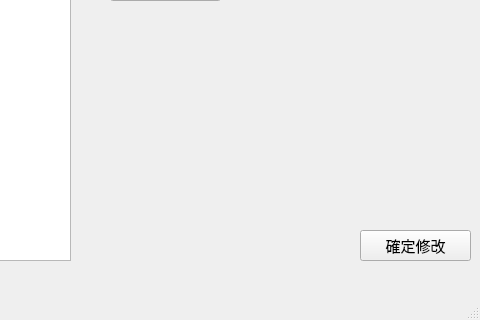
The window that dmod.ui (pystander/LiteraPy) describes before a commit, drawn with Qt 5; both pictures show x 320 to 800 and y 280 to 600 of the 800 by 600 pixel window.
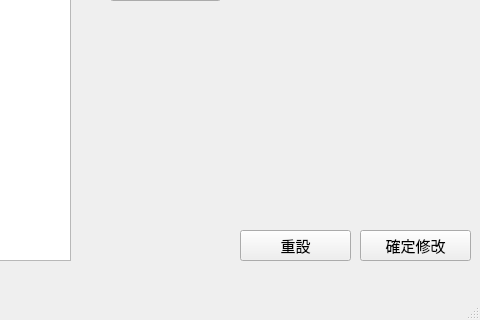
The same window after the commit.

```diff
--- a/dmod.ui
+++ b/dmod.ui
@@ -182,6 +182,25 @@
      <string>清除</string>
     </property>
    </widget>
+   <widget class="QPushButton" name="reset_button">
+    <property name="geometry">
+     <rect>
+      <x>560</x>
+      <y>510</y>
+      <width>111</width>
+      <height>31</height>
+     </rect>
+    </property>
+    <property name="font">
+     <font>
+      <family>Times New Roman</family>
+      <pointsize>11</pointsize>
+     </font>
+    </property>
+    <property name="text">
+     <string>重設</string>
+    </property>
+   </widget>
   </widget>
   <widget class="QMenuBar" name="menubar">
    <property name="geometry">
```
